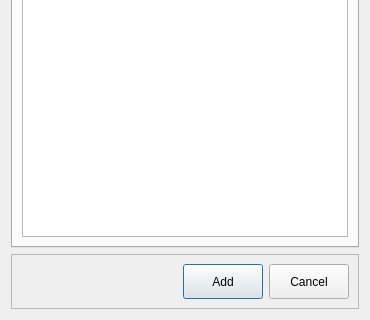
Old version of the form designselection.ui in the repository DaleFoley/DBViewer; both pictures show x 0 to 370 and y 248 to 568 of the 370 by 568 pixel window.
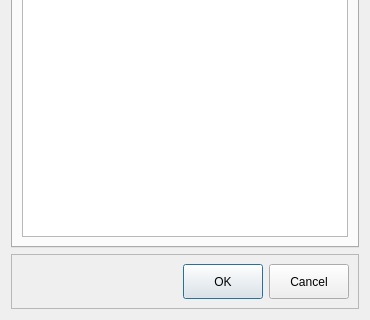
New version of the form. The open tabs and pages were chosen to show the change.

Commit message: Repositioning logic for ERD widgets.

```diff
--- a/designselection.ui
+++ b/designselection.ui
@@ -106,7 +106,7 @@
          </sizepolicy>
         </property>
         <property name="text">
-         <string>Add</string>
+         <string>OK</string>
         </property>
        </widget>
       </item>
```
Left out of the diff: 13 changed lines with no effect on the pictures. The commit also changes 7 other files.
